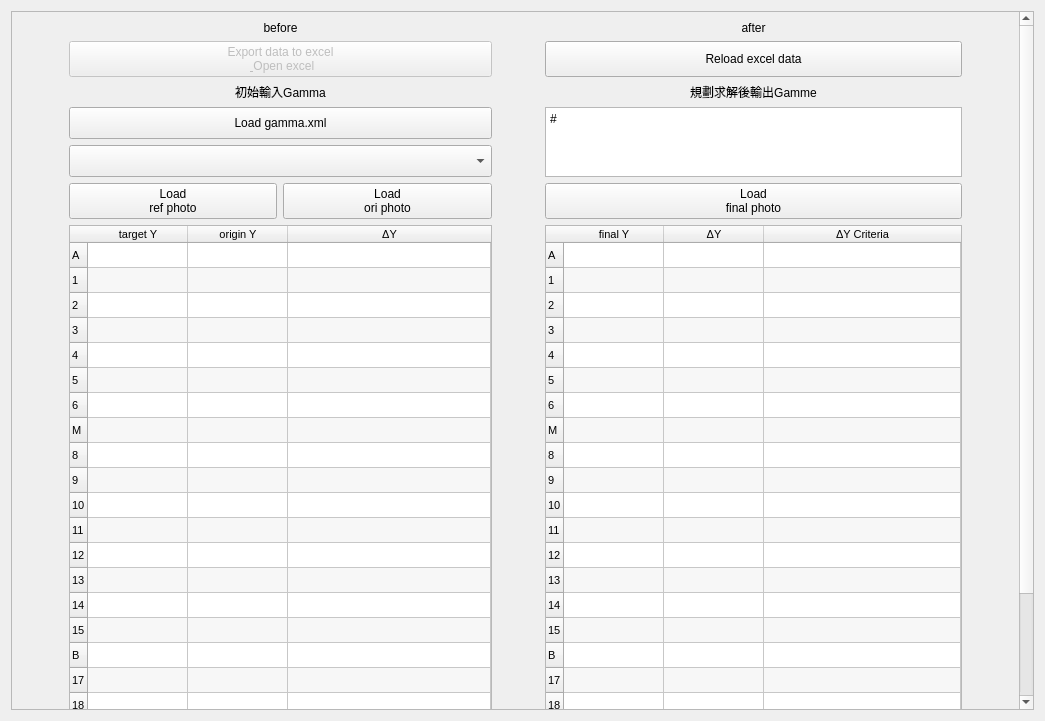
Before: the Qt Designer form QUL/AEsimulator/stepChart/UI.ui in YuTing-Fang1999/FIH-tool, drawn with Qt 5.
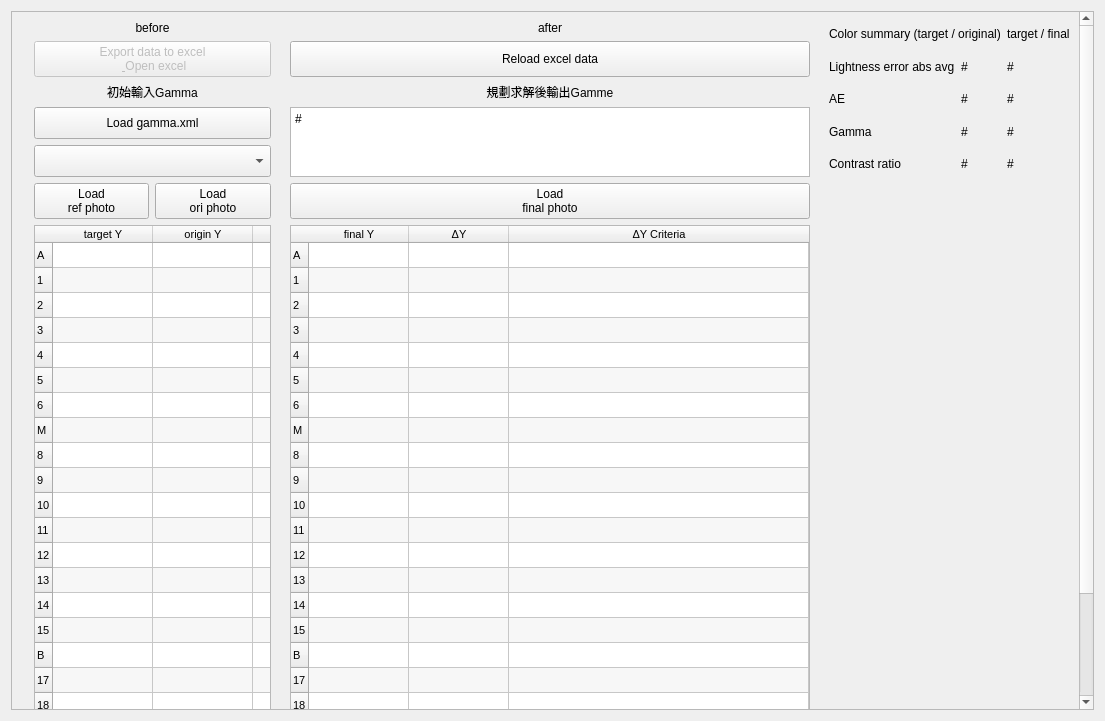
After: the same form once the commit is applied.

Commit message: LSC debug

Diff of the .ui file:
```diff
--- a/QUL/AEsimulator/stepChart/UI.ui
+++ b/QUL/AEsimulator/stepChart/UI.ui
@@ -6,7 +6,7 @@
    <rect>
     <x>0</x>
     <y>0</y>
-    <width>1045</width>
+    <width>1105</width>
     <height>721</height>
    </rect>
   </property>
@@ -24,13 +24,13 @@
        <rect>
         <x>0</x>
         <y>0</y>
-        <width>1000</width>
-        <height>860</height>
+        <width>1068</width>
+        <height>813</height>
        </rect>
       </property>
       <layout class="QHBoxLayout" name="horizontalLayout_2">
        <item>
-        <layout class="QGridLayout" name="gridLayout" rowstretch="1,1,1,1,1,10,0" columnstretch="1,5,5,1,10,1">
+        <layout class="QGridLayout" name="gridLayout">
          <item row="3" column="1" colspan="2">
           <widget class="QPushButton" name="pushButton">
            <property name="sizePolicy">
@@ -55,22 +55,6 @@
            </property>
           </widget>
          </item>
-         <item row="2" column="4">
-          <widget class="QLabel" name="label_3">
-           <property name="sizePolicy">
-            <sizepolicy hsizetype="Preferred" vsizetype="Maximum">
-             <horstretch>0</horstretch>
-             <verstretch>0</verstretch>
-            </sizepolicy>
-           </property>
-           <property name="text">
-            <string>規劃求解後輸出Gamme</string>
-           </property>
-           <property name="alignment">
-            <set>Qt::AlignCenter</set>
-           </property>
-          </widget>
-         </item>
          <item row="0" column="1" colspan="2">
           <widget class="QLabel" name="label">
            <property name="sizePolicy">
@@ -87,6 +71,22 @@
            </property>
           </widget>
          </item>
+         <item row="2" column="4">
+          <widget class="QLabel" name="label_3">
+           <property name="sizePolicy">
+            <sizepolicy hsizetype="Preferred" vsizetype="Maximum">
+             <horstretch>0</horstretch>
+             <verstretch>0</verstretch>
+            </sizepolicy>
+           </property>
+           <property name="text">
+            <string>規劃求解後輸出Gamme</string>
+           </property>
+           <property name="alignment">
+            <set>Qt::AlignCenter</set>
+           </property>
+          </widget>
+         </item>
          <item row="0" column="4">
           <widget class="QLabel" name="label_7">
            <property name="text">
@@ -97,30 +97,10 @@
            </property>
           </widget>
          </item>
-         <item row="1" column="1" colspan="2">
-          <widget class="QPushButton" name="export_and_open_excel_btn">
-           <property name="enabled">
-            <bool>false</bool>
-           </property>
+         <item row="1" column="0">
+          <widget class="QLabel" name="label_5">
            <property name="text">
-            <string>Export data to excel 
- &amp; Open excel</string>
-           </property>
-          </widget>
-         </item>
-         <item row="2" column="1" colspan="2">
-          <widget class="QLabel" name="label_2">
-           <property name="sizePolicy">
-            <sizepolicy hsizetype="Preferred" vsizetype="Maximum">
-             <horstretch>0</horstretch>
-             <verstretch>0</verstretch>
-            </sizepolicy>
-           </property>
-           <property name="text">
-            <string>初始輸入Gamma</string>
-           </property>
-           <property name="alignment">
-            <set>Qt::AlignCenter</set>
+            <string/>
            </property>
           </widget>
          </item>
@@ -132,10 +112,19 @@
            </property>
           </widget>
          </item>
-         <item row="1" column="0">
-          <widget class="QLabel" name="label_5">
+         <item row="2" column="1" colspan="2">
+          <widget class="QLabel" name="label_2">
+           <property name="sizePolicy">
+            <sizepolicy hsizetype="Preferred" vsizetype="Maximum">
+             <horstretch>0</horstretch>
+             <verstretch>0</verstretch>
+            </sizepolicy>
+           </property>
            <property name="text">
-            <string/>
+            <string>初始輸入Gamma</string>
+           </property>
+           <property name="alignment">
+            <set>Qt::AlignCenter</set>
            </property>
           </widget>
          </item>
@@ -152,6 +141,24 @@
            </property>
           </widget>
          </item>
+         <item row="1" column="1" colspan="2">
+          <widget class="QPushButton" name="export_and_open_excel_btn">
+           <property name="enabled">
+            <bool>false</bool>
+           </property>
+           <property name="text">
+            <string>Export data to excel 
+ &amp; Open excel</string>
+           </property>
+          </widget>
+         </item>
+         <item row="1" column="3">
+          <widget class="QLabel" name="label_4">
+           <property name="text">
+            <string/>
+           </property>
+          </widget>
+         </item>
          <item row="5" column="1">
           <widget class="QPushButton" name="load_ref_btn">
            <property name="text">
@@ -160,13 +167,6 @@
            </property>
           </widget>
          </item>
-         <item row="1" column="3">
-          <widget class="QLabel" name="label_4">
-           <property name="text">
-            <string/>
-           </property>
-          </widget>
-         </item>
          <item row="6" column="1" colspan="2">
           <widget class="QTableWidget" name="before_table">
            <property name="minimumSize">
@@ -556,6 +556,111 @@
            </property>
           </widget>
          </item>
+         <item row="6" column="6">
+          <layout class="QVBoxLayout" name="img_layout"/>
+         </item>
+         <item row="0" column="6" rowspan="5">
+          <layout class="QGridLayout" name="summary_grid">
+           <item row="3" column="0">
+            <widget class="QLabel" name="label_13">
+             <property name="text">
+              <string>Gamma</string>
+             </property>
+            </widget>
+           </item>
+           <item row="0" column="2">
+            <widget class="QLabel" name="label_11">
+             <property name="text">
+              <string>target / final</string>
+             </property>
+            </widget>
+           </item>
+           <item row="1" column="0">
+            <widget class="QLabel" name="label_10">
+             <property name="text">
+              <string>Lightness error abs avg</string>
+             </property>
+            </widget>
+           </item>
+           <item row="2" column="0">
+            <widget class="QLabel" name="label_12">
+             <property name="text">
+              <string>AE</string>
+             </property>
+            </widget>
+           </item>
+           <item row="4" column="0">
+            <widget class="QLabel" name="label_14">
+             <property name="text">
+              <string>Contrast ratio</string>
+             </property>
+            </widget>
+           </item>
+           <item row="1" column="1">
+            <widget class="QLabel" name="label_15">
+             <property name="text">
+              <string>#</string>
+             </property>
+            </widget>
+           </item>
+           <item row="2" column="1">
+            <widget class="QLabel" name="label_16">
+             <property name="text">
+              <string>#</string>
+             </property>
+            </widget>
+           </item>
+           <item row="3" column="1">
+            <widget class="QLabel" name="label_17">
+             <property name="text">
+              <string>#</string>
+             </property>
+            </widget>
+           </item>
+           <item row="4" column="1">
+            <widget class="QLabel" name="label_18">
+             <property name="text">
+              <string>#</string>
+             </property>
+            </widget>
+           </item>
+           <item row="0" column="0" colspan="2">
+            <widget class="QLabel" name="label_9">
+             <property name="text">
+              <string>Color summary (target / original)</string>
+             </property>
+            </widget>
+           </item>
+           <item row="1" column="2">
+            <widget class="QLabel" name="label_8">
+             <property name="text">
+              <string>#</string>
+             </property>
+            </widget>
+           </item>
+           <item row="2" column="2">
+            <widget class="QLabel" name="label_19">
+             <property name="text">
+              <string>#</string>
+             </property>
+            </widget>
+           </item>
+           <item row="3" column="2">
+            <widget class="QLabel" name="label_20">
+             <property name="text">
+              <string>#</string>
+             </property>
+            </widget>
+           </item>
+           <item row="4" column="2">
+            <widget class="QLabel" name="label_21">
+             <property name="text">
+              <string>#</string>
+             </property>
+            </widget>
+           </item>
+          </layout>
+         </item>
         </layout>
        </item>
       </layout>
```
The commit also changes 2 other files.
